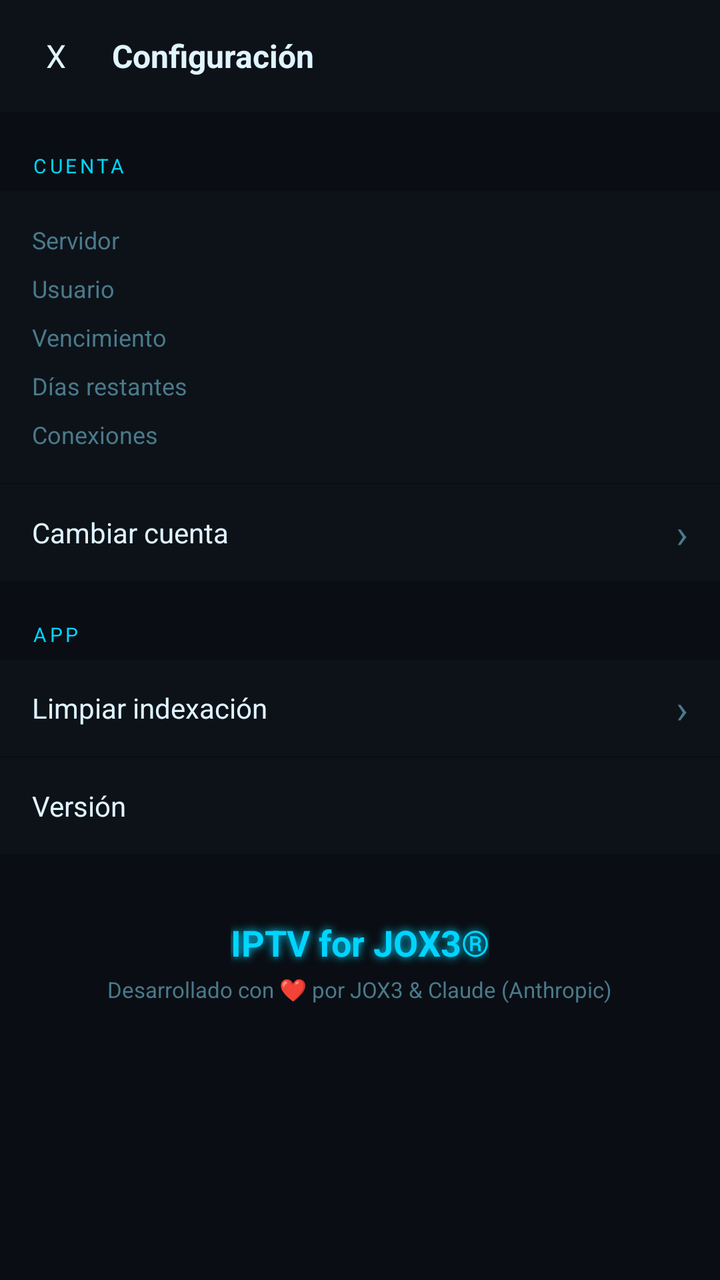
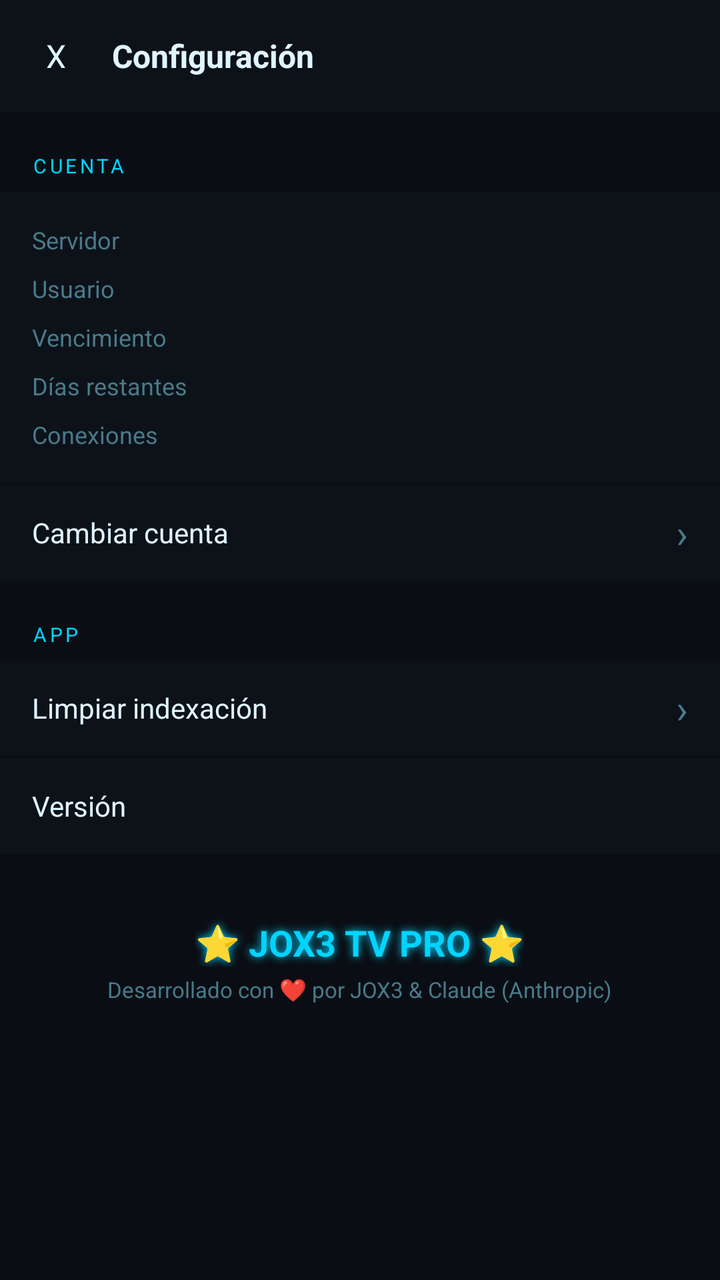

Compare the two renders of this Android layout. The source of the first and the diff that turns it into the second are given below.
<!-- AndroidManifest.xml: application theme Theme.JOX3TV -->
<!-- res/layout/activity_settings.xml -->
<?xml version="1.0" encoding="utf-8"?>
<LinearLayout xmlns:android="http://schemas.android.com/apk/res/android"
    android:layout_width="match_parent"
    android:layout_height="match_parent"
    android:orientation="vertical"
    android:background="@color/bg">

    
    <LinearLayout
        android:layout_width="match_parent"
        android:layout_height="wrap_content"
        android:orientation="horizontal"
        android:gravity="center_vertical"
        android:background="@color/bg2"
        android:padding="10dp">

        <TextView
            android:id="@+id/btn_back"
            android:layout_width="36dp"
            android:layout_height="36dp"
            android:gravity="center"
            android:text="X"
            android:textSize="16sp"
            android:textColor="@color/text"
            android:background="?attr/selectableItemBackgroundBorderless"/>

        <TextView
            android:layout_width="0dp"
            android:layout_height="wrap_content"
            android:layout_weight="1"
            android:text="Configuración"
            android:textSize="16sp"
            android:textStyle="bold"
            android:textColor="@color/text"
            android:paddingStart="10dp"/>

    </LinearLayout>

    <androidx.core.widget.NestedScrollView
        android:layout_width="match_parent"
        android:layout_height="match_parent">

        <LinearLayout
            android:layout_width="match_parent"
            android:layout_height="wrap_content"
            android:orientation="vertical"
            android:paddingBottom="24dp">

            
            <TextView
                android:layout_width="match_parent"
                android:layout_height="wrap_content"
                android:text="CUENTA"
                android:textSize="10sp"
                android:textColor="@color/accent"
                android:letterSpacing="0.15"
                android:paddingStart="16dp"
                android:paddingTop="20dp"
                android:paddingBottom="6dp"/>

            
            <LinearLayout
                android:layout_width="match_parent"
                android:layout_height="wrap_content"
                android:orientation="vertical"
                android:background="@color/bg2"
                android:padding="16dp">

                <LinearLayout
                    android:layout_width="match_parent"
                    android:layout_height="wrap_content"
                    android:orientation="horizontal"
                    android:layout_marginBottom="8dp">
                    <TextView android:layout_width="100dp" android:layout_height="wrap_content"
                        android:text="Servidor" android:textColor="@color/muted" android:textSize="12sp"/>
                    <TextView android:id="@+id/tv_host" android:layout_width="0dp"
                        android:layout_height="wrap_content" android:layout_weight="1"
                        android:textColor="@color/text" android:textSize="12sp"/>
                </LinearLayout>

                <LinearLayout
                    android:layout_width="match_parent"
                    android:layout_height="wrap_content"
                    android:orientation="horizontal"
                    android:layout_marginBottom="8dp">
                    <TextView android:layout_width="100dp" android:layout_height="wrap_content"
                        android:text="Usuario" android:textColor="@color/muted" android:textSize="12sp"/>
                    <TextView android:id="@+id/tv_user" android:layout_width="0dp"
                        android:layout_height="wrap_content" android:layout_weight="1"
                        android:textColor="@color/text" android:textSize="12sp"/>
                </LinearLayout>

                <LinearLayout
                    android:layout_width="match_parent"
                    android:layout_height="wrap_content"
                    android:orientation="horizontal"
                    android:layout_marginBottom="8dp">
                    <TextView android:layout_width="100dp" android:layout_height="wrap_content"
                        android:text="Vencimiento" android:textColor="@color/muted" android:textSize="12sp"/>
                    <TextView android:id="@+id/tv_expiry" android:layout_width="0dp"
                        android:layout_height="wrap_content" android:layout_weight="1"
                        android:textColor="@color/yellow" android:textSize="12sp"/>
                </LinearLayout>

                <LinearLayout
                    android:layout_width="match_parent"
                    android:layout_height="wrap_content"
                    android:orientation="horizontal"
                    android:layout_marginBottom="8dp">
                    <TextView android:layout_width="100dp" android:layout_height="wrap_content"
                        android:text="Días restantes" android:textColor="@color/muted" android:textSize="12sp"/>
                    <TextView android:id="@+id/tv_days" android:layout_width="0dp"
                        android:layout_height="wrap_content" android:layout_weight="1"
                        android:textColor="@color/accent2" android:textSize="12sp"/>
                </LinearLayout>

                <LinearLayout
                    android:layout_width="match_parent"
                    android:layout_height="wrap_content"
                    android:orientation="horizontal">
                    <TextView android:layout_width="100dp" android:layout_height="wrap_content"
                        android:text="Conexiones" android:textColor="@color/muted" android:textSize="12sp"/>
                    <TextView android:id="@+id/tv_connections" android:layout_width="0dp"
                        android:layout_height="wrap_content" android:layout_weight="1"
                        android:textColor="@color/text" android:textSize="12sp"/>
                </LinearLayout>

            </LinearLayout>

            
            <LinearLayout
                android:id="@+id/btn_change_account"
                android:layout_width="match_parent"
                android:layout_height="48dp"
                android:orientation="horizontal"
                android:gravity="center_vertical"
                android:background="@color/bg2"
                android:paddingStart="16dp"
                android:paddingEnd="16dp"
                android:layout_marginTop="1dp">
                <TextView android:layout_width="0dp" android:layout_height="wrap_content"
                    android:layout_weight="1"
                    android:text="Cambiar cuenta"
                    android:textColor="@color/text" android:textSize="14sp"/>
                <TextView android:layout_width="wrap_content" android:layout_height="wrap_content"
                    android:text="›" android:textSize="20sp" android:textColor="@color/muted"/>
            </LinearLayout>

            
            <TextView
                android:layout_width="match_parent"
                android:layout_height="wrap_content"
                android:text="APP"
                android:textSize="10sp"
                android:textColor="@color/accent"
                android:letterSpacing="0.15"
                android:paddingStart="16dp"
                android:paddingTop="20dp"
                android:paddingBottom="6dp"/>

            
            <LinearLayout
                android:id="@+id/btn_clear_index"
                android:layout_width="match_parent"
                android:layout_height="48dp"
                android:orientation="horizontal"
                android:gravity="center_vertical"
                android:background="@color/bg2"
                android:paddingStart="16dp"
                android:paddingEnd="16dp">
                <TextView android:layout_width="0dp" android:layout_height="wrap_content"
                    android:layout_weight="1"
                    android:text="Limpiar indexación"
                    android:textColor="@color/text" android:textSize="14sp"/>
                <TextView android:layout_width="wrap_content" android:layout_height="wrap_content"
                    android:text="›" android:textSize="20sp" android:textColor="@color/muted"/>
            </LinearLayout>

            
            <LinearLayout
                android:layout_width="match_parent"
                android:layout_height="48dp"
                android:orientation="horizontal"
                android:gravity="center_vertical"
                android:background="@color/bg2"
                android:paddingStart="16dp"
                android:paddingEnd="16dp"
                android:layout_marginTop="1dp">
                <TextView android:layout_width="0dp" android:layout_height="wrap_content"
                    android:layout_weight="1"
                    android:text="Versión"
                    android:textColor="@color/text" android:textSize="14sp"/>
                <TextView android:id="@+id/tv_version"
                    android:layout_width="wrap_content" android:layout_height="wrap_content"
                    android:textColor="@color/muted" android:textSize="12sp"/>
            </LinearLayout>

            
            <LinearLayout
                android:layout_width="match_parent"
                android:layout_height="wrap_content"
                android:orientation="vertical"
                android:gravity="center"
                android:paddingTop="32dp"
                android:paddingBottom="16dp">

                <TextView
                    android:layout_width="wrap_content"
                    android:layout_height="wrap_content"
                    android:text="IPTV for JOX3®"
                    android:textSize="18sp"
                    android:textStyle="bold"
                    android:textColor="@color/accent"
                    android:shadowColor="@color/accent"
                    android:shadowDx="0" android:shadowDy="0" android:shadowRadius="10"/>

                <TextView
                    android:layout_width="wrap_content"
                    android:layout_height="wrap_content"
                    android:text="Desarrollado con ❤️ por JOX3 &amp; Claude (Anthropic)"
                    android:textSize="11sp"
                    android:textColor="@color/muted"
                    android:layout_marginTop="4dp"/>

            </LinearLayout>

        </LinearLayout>

    </androidx.core.widget.NestedScrollView>

</LinearLayout>
<!-- resources referenced by this layout -->
<resources>
  <color name="accent">#00D4FF</color>
  <color name="accent2">#00FF88</color>
  <color name="bg">#0a0e14</color>
  <color name="bg2">#0d1219</color>
  <color name="muted">#4A7A8A</color>
  <color name="text">#E0F4FF</color>
  <color name="yellow">#FFC107</color>
  <style name="Theme.JOX3TV" parent="Theme.MaterialComponents.NoActionBar">
          <item name="colorPrimary">@color/accent</item>
          <item name="colorPrimaryDark">@color/bg</item>
          <item name="colorAccent">@color/accent2</item>
          <item name="android:windowBackground">@color/bg</item>
          <item name="android:statusBarColor">@color/bg</item>
          <item name="android:navigationBarColor">@color/bg</item>
          <item name="android:textColor">@color/text</item>
      </style>
</resources>

<!-- the commit's change to res/layout/activity_settings.xml (unified diff, before → after) -->
@@ -207,7 +207,7 @@
                 <TextView
                     android:layout_width="wrap_content"
                     android:layout_height="wrap_content"
-                    android:text="IPTV for JOX3®"
+                    android:text="⭐ JOX3 TV PRO ⭐"
                     android:textSize="18sp"
                     android:textStyle="bold"
                     android:textColor="@color/accent"
